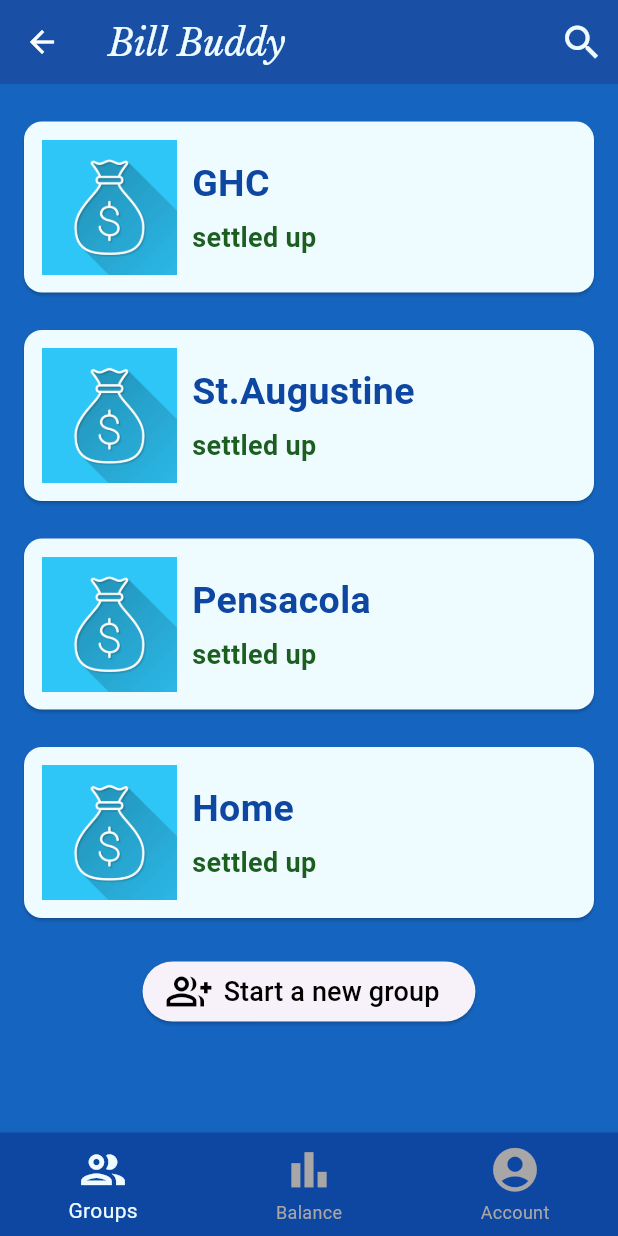
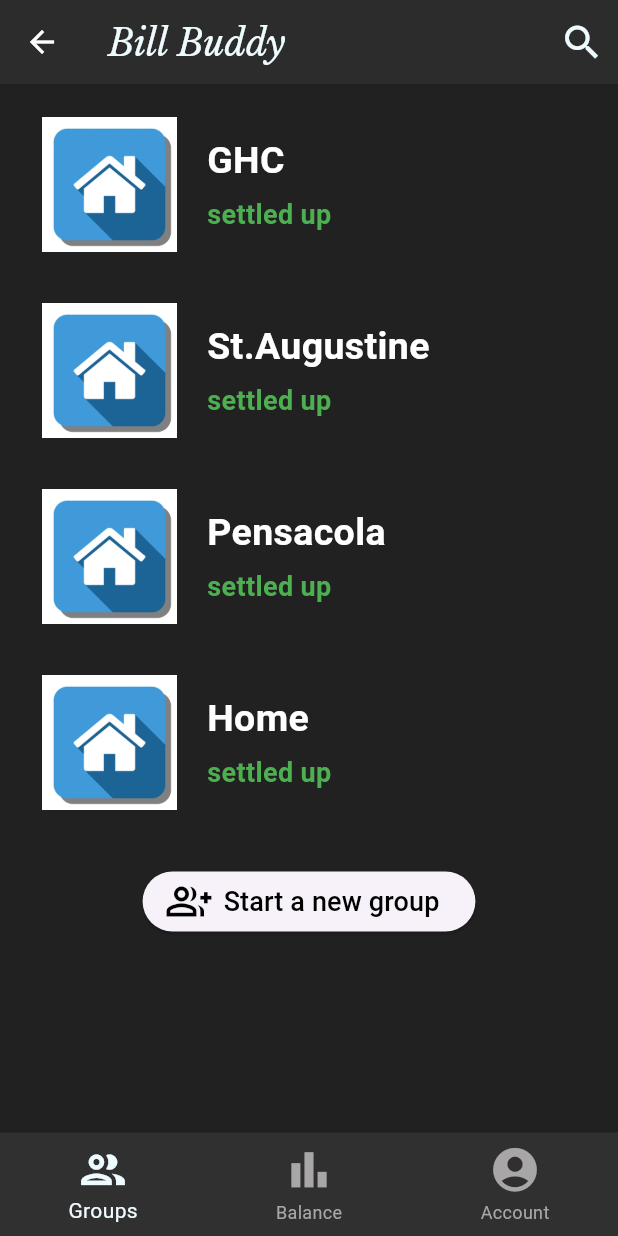
Before and after one commit to saisruti98/BillBuddy, a Flutter app: the screen it shows after launch, after a tap on "Sign Up", on a phone screen of 412 x 824 dp. Run offline on Flutter 3.47's test engine with Material 3 defaults, Android fonts, the light colour scheme and no system bars.

Commit message:
Changed Color Theme

```diff
--- a/lib/pages/home.dart
+++ b/lib/pages/home.dart
@@ -57,7 +57,7 @@ class _HomeState extends State<Home> {
             Row(
               children: [
                 CircleAvatar(
-                  backgroundImage: AssetImage('assets/profilephoto.jpg'),
+                  backgroundImage: AssetImage('assets/profilephoto3.jpg'),
                   radius: 60.0,
                 ),
                 SizedBox(width: 20.0),
@@ -140,20 +140,16 @@ class _HomeState extends State<Home> {
   }
 
   Widget groupDisplay(data) {
-    return Card(
-      // shape: RoundedRectangleBorder(
-      //     borderRadius: BorderRadius.all(Radius.circular(5.0))),
-      color: Color.fromRGBO(239, 252, 255, 1),
-      margin: EdgeInsets.fromLTRB(16.0, 25.0, 16.0, 0),
-      child: Padding(
+    return Container(
       padding: EdgeInsets.all(12.0),
+      margin: EdgeInsets.fromLTRB(16.0, 10.0, 16.0, 0),
       child: Row(
         children: [
           Image(
-              image: AssetImage('assets/money.jpg'),
+            image: AssetImage('assets/home.jpg'),
             height: 90.0,
           ),
-            SizedBox(width: 10.0),
+          SizedBox(width: 20.0),
           Column(
             crossAxisAlignment: CrossAxisAlignment.start,
             children: [
@@ -162,7 +158,7 @@ class _HomeState extends State<Home> {
                 style: TextStyle(
                   fontSize: 25.0,
                   fontWeight: FontWeight.bold,
-                    color: Colors.blue[900],
+                  color: Colors.white,
                 ),
               ),
               SizedBox(height: 5.0),
@@ -170,7 +166,7 @@ class _HomeState extends State<Home> {
                 'settled up',
                 style: TextStyle(
                     fontSize: 18.0,
-                      color: Colors.green[900],
+                    color: Colors.green,
                     fontWeight: FontWeight.w700),
               ),
               // Text(
@@ -184,7 +180,6 @@ class _HomeState extends State<Home> {
           )
         ],
       ),
-      ),
     );
   }
 
@@ -197,13 +192,13 @@ class _HomeState extends State<Home> {
   @override
   Widget build(BuildContext context) {
     return Scaffold(
-      backgroundColor: Colors.blue[800],
+      backgroundColor: Colors.grey[900],
       appBar: AppBar(
         leading: IconButton(
           icon: Icon(Icons.arrow_back, color: Colors.white),
           onPressed: () => Navigator.of(context).pop(),
         ),
-        backgroundColor: Colors.blue[900],
+        backgroundColor: Colors.grey[900],
         elevation: 1.0,
         title: const Text(
           'Bill Buddy',
@@ -224,7 +219,7 @@ class _HomeState extends State<Home> {
         child: _options.elementAt(selectedIndex),
       ),
       bottomNavigationBar: BottomNavigationBar(
-        backgroundColor: Colors.blue[900],
+        backgroundColor: Colors.grey[850],
         items: [
           BottomNavigationBarItem(
               icon: Icon(
--- a/lib/pages/signup.dart
+++ b/lib/pages/signup.dart
@@ -33,7 +33,7 @@ class _SignUpState extends State<SignUp> {
   @override
   Widget build(BuildContext context) {
     return Scaffold(
-        backgroundColor: Colors.blue[900],
+        backgroundColor: Colors.grey[900],
         body: SafeArea(
           child: Padding(
               padding: EdgeInsets.fromLTRB(40, 20, 40, 40),
@@ -135,10 +135,11 @@ class _SignUpState extends State<SignUp> {
                         icon: Icon(
                           Icons.login,
                           color: Colors.black,
+                          size: 30.0,
                         ),
                         label: Text(
                           'Sign Up',
-                          style: TextStyle(color: Colors.black),
+                          style: TextStyle(color: Colors.black, fontSize: 18.0),
                         ),
                       ),
                       SizedBox(height: 10.0),
```
Also changed, not shown: assets/profilephoto1.jpg (renamed from assets/profilephoto.jpg), assets/profilephoto2.jpg (added), assets/profilephoto3.jpg (added). Lines whose indentation alone changed are shown as unchanged.
